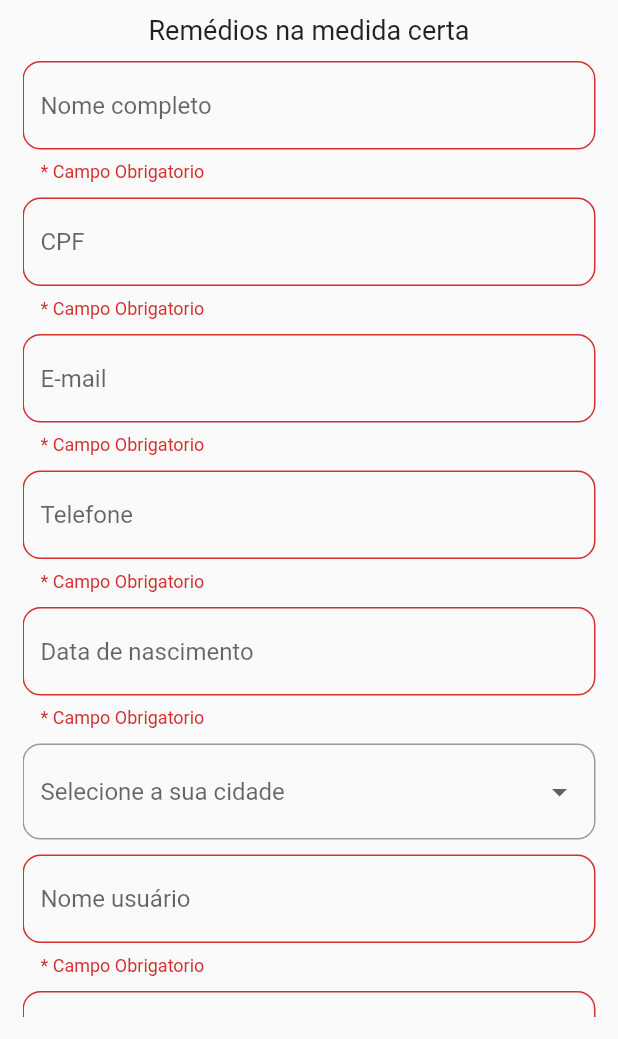
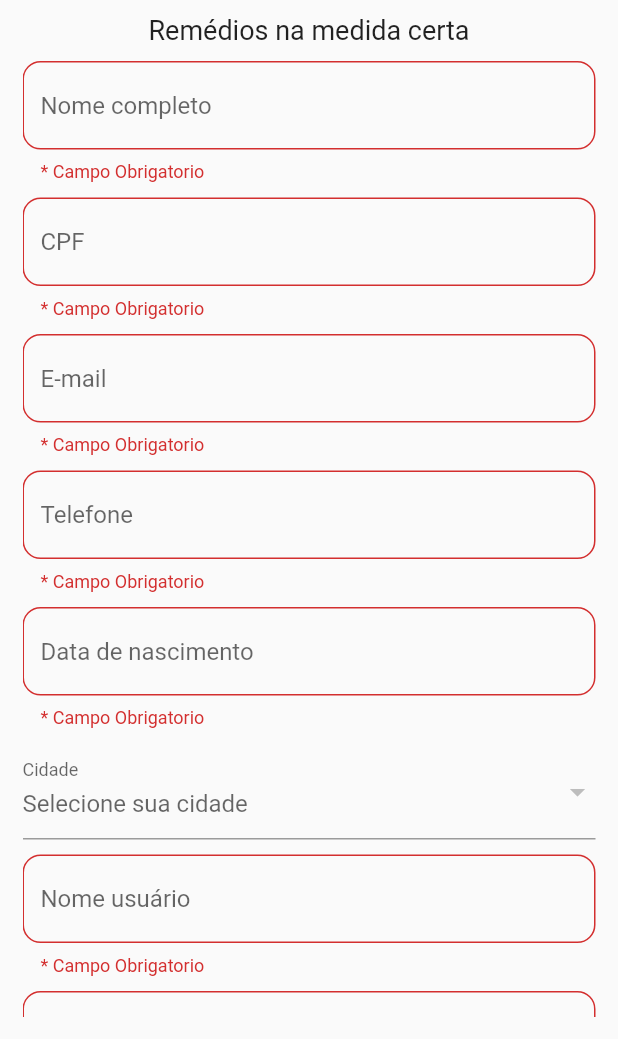
Before and after one commit to luiz-alencar/med-facil, a Flutter app: the CadastroUsuarioPage screen opened by its route, after a tap on "Salvar", on a phone screen of 412 x 824 dp, the part 197-1236 px from its top. Run offline on Flutter 3.47's test engine with Material 2 defaults, Android fonts, the light colour scheme and no system bars; our stand-ins replace brasil_fields, parse_server_sdk_flutter; missing offline and left inert: non_uniform_border; network calls fail.

Commit message:
tentando arrumar o botao de cidade

```diff
--- a/med-facil mobile/med_facil/lib/view/controller/cadastroController.dart
+++ b/med-facil mobile/med_facil/lib/view/controller/cadastroController.dart
@@ -5,7 +5,9 @@ import 'package:flutter/material.dart';
 import 'package:flutter/services.dart';
 import 'package:med_facil/view/components/botao_universal.dart';
 import 'package:med_facil/view/components/textfild_componente.dart';
+import 'package:med_facil/view/controller/cidadeController.dart';
 import 'package:med_facil/view/helpers/rout.helper.dart';
+import 'package:med_facil/view/models/cidades.dart';
 import 'package:parse_server_sdk_flutter/parse_server_sdk_flutter.dart';
 
 class cadastroController extends StatefulWidget {
@@ -25,7 +27,17 @@ class _CadastroControllerState extends State<cadastroController> {
   final controllerNome = TextEditingController();
   final controllerPassword = TextEditingController();
 
-  late String _cidade;
+  late Future<List<Cidade>?>? cidadeList;
+
+  final cidadeController = CidadeController();
+
+  Cidade? _cidade;
+
+  @override
+  void initState() {
+    super.initState();
+    cidadeList = getCidades();
+  }
 
   @override
   Widget build(BuildContext context) {
@@ -92,23 +104,39 @@ class _CadastroControllerState extends State<cadastroController> {
               ],
               keyboardType: TextInputType.text),
           const SizedBox(height: 10),
-          DropdownButtonFormField(
-            decoration: const InputDecoration(
-              border: OutlineInputBorder(
-                borderRadius: BorderRadius.all(
-                  Radius.circular(12),
-                ),
-              ),
-            ),
-            hint: const Text("Selecione a sua cidade"),
-            onChanged: (newValue) {
-              setState(() {
-                _cidade = newValue as String;
-              });
+
+          FutureBuilder<List<Cidade>?>(
+            future: cidadeList,
+            builder: (context, snapshot) {
+              switch (snapshot.connectionState) {
+                case ConnectionState.none:
+                case ConnectionState.waiting:
+                  return const Center(
+                    child: SizedBox(
+                        width: 100,
+                        height: 100,
+                        child: CircularProgressIndicator()),
+                  );
+                default:
+                  final cidades = snapshot.data;
+                  return DropdownButtonFormField<Cidade>(
+                    decoration: const InputDecoration(
+                      labelText: "Cidade",
+                    ),
+                    hint: const Text("Selecione sua cidade"),
+                    onChanged: (Cidade? value) {
+                      _cidade = value!;
+                    },
+                    items:
+                        cidades!.map<DropdownMenuItem<Cidade>>((Cidade value) {
+                      return DropdownMenuItem<Cidade>(
+                        value: value,
+                        child: Text(value.nome!),
+                      );
+                    }).toList(),
+                  );
+              }
             },
-            items: lista.map((valueItem) {
-              return DropdownMenuItem(value: valueItem, child: Text(valueItem));
-            }).toList(),
           ),
           const SizedBox(height: 10),
           TextFieldComponente(
@@ -205,7 +233,7 @@ class _CadastroControllerState extends State<cadastroController> {
     user.set<String>("cpf", cpf);
     user.set<String>("telefone", telefone);
     user.set<DateTime>("dataNascimento", data);
-    user.set<String>("cidadeId", _cidade);
+    user.set<Cidade?>("cidadeId", _cidade);
     user.set<String>("nome", nome);
 
     var response = await user.signUp();
@@ -225,4 +253,8 @@ class _CadastroControllerState extends State<cadastroController> {
 
     return data;
   }
+
+  Future<List<Cidade>?> getCidades() async {
+    return await cidadeController.getAllCidades();
+  }
 }
--- a/med-facil mobile/med_facil/lib/view/controller/cidadeController.dart
+++ b/med-facil mobile/med_facil/lib/view/controller/cidadeController.dart
@@ -1,17 +1,33 @@
+import 'dart:developer';
+import 'package:med_facil/view/models/cidades.dart';
 import 'package:parse_server_sdk_flutter/parse_server_sdk_flutter.dart';
 
 class CidadeController {
-  Future<List> getCidades() async {
-    QueryBuilder<ParseObject> queryCity =
-        QueryBuilder<ParseObject>(ParseObject('Cidade'));
+  Future<Cidade?> getCidade(String cidadeId) async {
+    final queryBuilder = QueryBuilder<Cidade>(Cidade())
+      ..whereEqualTo('nomeCidade', cidadeId);
 
-    final ParseResponse apiResponse = await queryCity.query();
-    if (apiResponse.success && apiResponse.results != null) {
-      //Transformar em list ou Map
-      List lista = apiResponse.results as List<ParseObject>;
-      return lista;
-    } else {
-      return [];
+    final response = await queryBuilder.query();
+
+    if (response.success && response.results != null) {
+      return response.results!.first as Cidade?;
     }
+
+    log(response.error!.message);
+    return null;
+  }
+
+  Future<List<Cidade>?> getAllCidades() async {
+    final queryBuilder = QueryBuilder<Cidade>(Cidade());
+
+    final response = await queryBuilder.query();
+
+    if (response.success && response.results != null) {
+      log(response.results.toString());
+      return response.results!.map((e) => e as Cidade).toList();
+    }
+
+    log(response.error!.message);
+    return List<Cidade>.empty();
   }
 }
--- /dev/null
+++ b/med-facil mobile/med_facil/lib/view/models/cidades.dart
@@ -0,0 +1,21 @@
+import 'package:parse_server_sdk_flutter/parse_server_sdk_flutter.dart';
+
+class Cidade extends ParseObject implements ParseCloneable {
+  Cidade() : super('Cidade');
+
+  @override
+  clone(Map<String, dynamic> map) => Cidade.clone()..fromJson(map);
+
+  Cidade.clone() : this();
+
+  static const String keyNome = 'nomeCompleto';
+
+  factory Cidade.fromParseObject(ParseObject? object) {
+    return Cidade()
+      ..objectId = object?.objectId
+      ..nome = object?[keyNome];
+  }
+
+  String? get nome => get<String>(keyNome);
+  set nome(String? nome) => set<String?>(keyNome, nome);
+}
--- a/med-facil mobile/med_facil/lib/view/pages/medicamentos_disponiveis.dart
+++ b/med-facil mobile/med_facil/lib/view/pages/medicamentos_disponiveis.dart
@@ -52,10 +52,6 @@ class _MedicamentosDisponiveisPageState
                         fontWeight: FontWeight.w400,
                         height: 0))),
 
-
-
-
-
             //faz a lista dos medicamentos!
             const Expanded(
               child: MedicamentosListView(),
```
